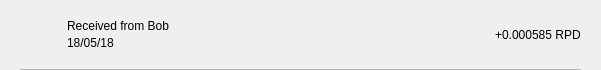
RapidsOfficial/Rapids, file src/qt/rapids/forms/txrow.ui: the form before one commit.
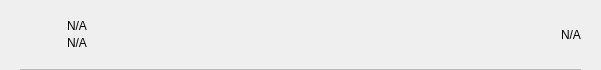
The form after the commit.

The edit to the form file:
```diff
--- a/src/qt/rapids/forms/txrow.ui
+++ b/src/qt/rapids/forms/txrow.ui
@@ -110,7 +110,7 @@
               <string notr="true"/>
              </property>
              <property name="text">
-              <string>Received from Bob</string>
+              <string notr="true">N/A</string>
              </property>
              <property name="alignment">
               <set>Qt::AlignBottom|Qt::AlignLeading|Qt::AlignLeft</set>
@@ -123,7 +123,7 @@
               <string notr="true"/>
              </property>
              <property name="text">
-              <string>18/05/18</string>
+              <string notr="true">N/A</string>
              </property>
              <property name="alignment">
               <set>Qt::AlignLeading|Qt::AlignLeft|Qt::AlignTop</set>
@@ -138,7 +138,7 @@
             <string notr="true"/>
            </property>
            <property name="text">
-            <string>+0.000585 RPD</string>
+            <string notr="true">N/A</string>
            </property>
           </widget>
          </item>
```
